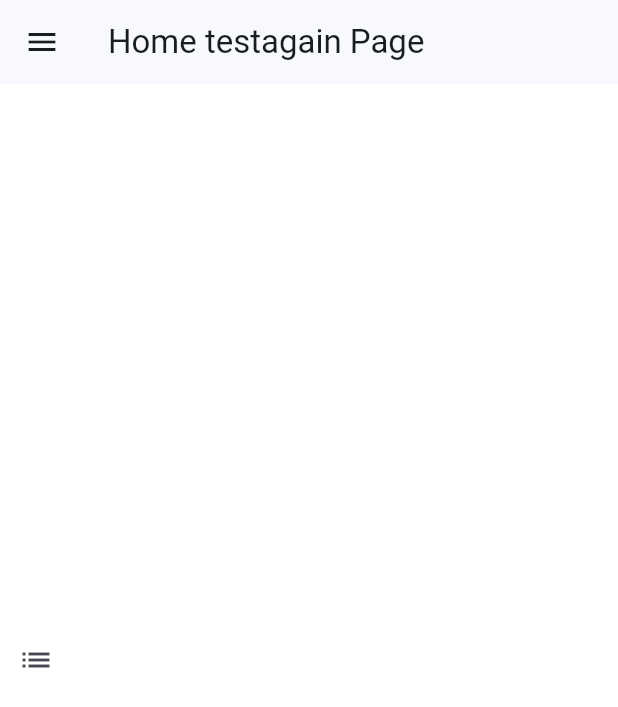
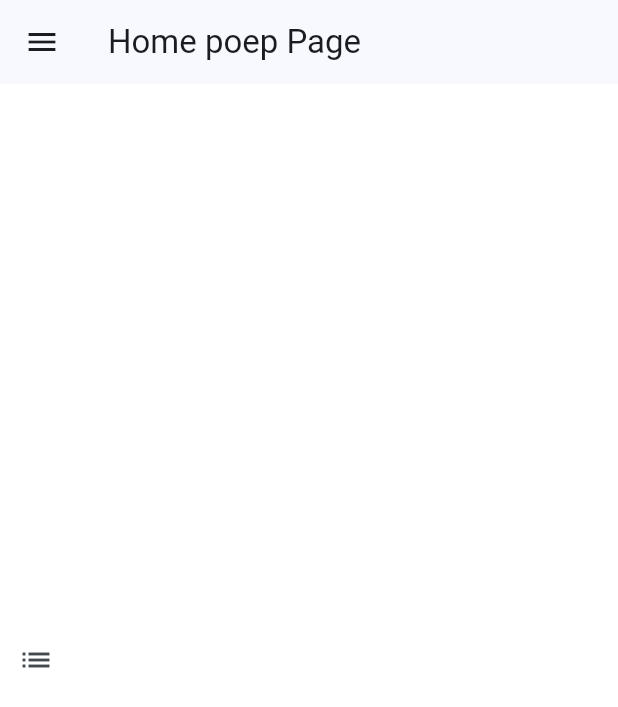
Before and after one commit to Sven491/Eindopdracht, a Flutter app: the screen it shows after launch, on a phone screen of 412 x 824 dp. Shown: the top 707 px of the screen. Run offline on Flutter 3.47's test engine with Material 3 defaults, Android fonts, the phone set to English and light mode, and no system bars.

Commit message:
removed poep

```diff
--- a/movieapp/lib/pages/homepage.dart
+++ b/movieapp/lib/pages/homepage.dart
@@ -29,7 +29,7 @@ class HomePage extends StatelessWidget {
         ],
       ),
     ),
-      appBar: AppBar(title: Text('Home testagain Page'),),
+      appBar: AppBar(title: Text('Home poep Page'),),
           body: Center(
             child: Row(
               children: [
```
